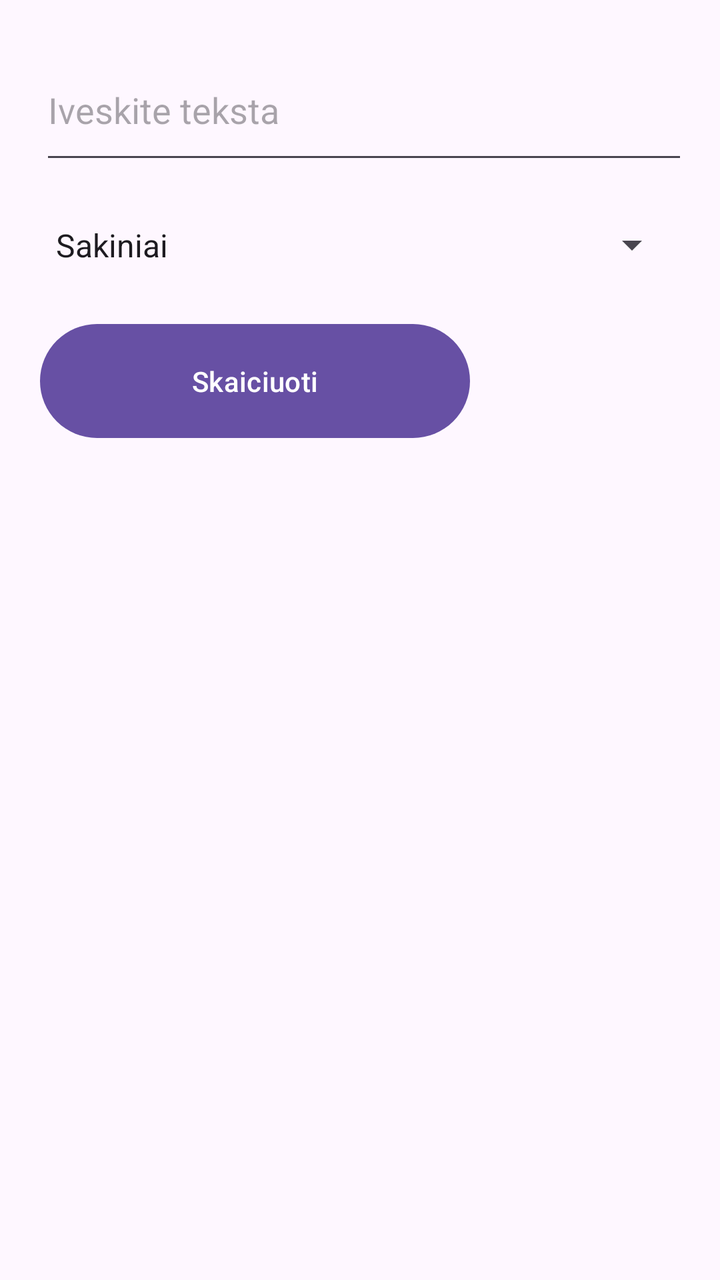
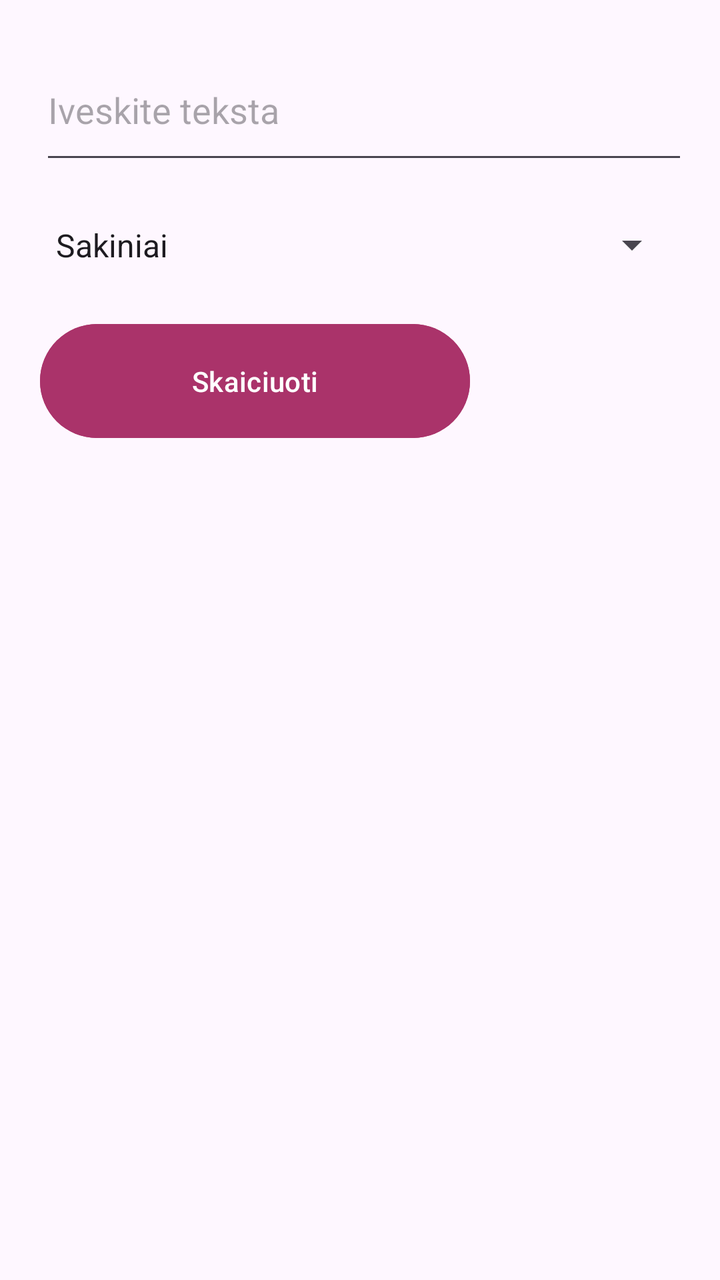

Two renders of the same Android screen: before a commit and after it. Below are the layout's source before the change and the commit's diff.
<!-- AndroidManifest.xml: application theme Theme.PD2 -->
<!-- res/layout/activity_main.xml -->
<?xml version="1.0" encoding="utf-8"?>
<LinearLayout xmlns:android="http://schemas.android.com/apk/res/android"
    xmlns:tools="http://schemas.android.com/tools"
    android:id="@+id/main"
    android:layout_width="match_parent"
    android:layout_height="match_parent"
    android:orientation="vertical"
    android:padding="20dp"
    tools:context=".MainActivity">

    <EditText
        android:id="@+id/etInputText"
        android:layout_width="345dp"
        android:layout_height="67dp"
        android:ems="10"
        android:hint="@string/hint_input_text"
        android:inputType="text" />

    <Spinner
        android:id="@+id/spinnerMetric"
        android:layout_width="match_parent"
        android:layout_height="71dp"
        android:entries="@array/metric_options" />

    <Button
        android:id="@+id/btnCalculate"
        android:layout_width="215dp"
        android:layout_height="65dp"
        android:text="@string/btn_calculate" />

    <TextView
        android:id="@+id/tvResult"
        android:layout_width="match_parent"
        android:layout_height="wrap_content"
        android:layout_marginTop="24dp"
        android:textSize="20sp" />
</LinearLayout>
<!-- resources referenced by this layout -->
<resources>
  <string-array name="metric_options">
          <item>@string/metric_sentences</item>
          <item>@string/metric_words</item>
          <item>@string/metric_punctuation</item>
          <item>@string/metric_numbers</item>
      </string-array>
  <string name="btn_calculate">Skaiciuoti</string>
  <string name="hint_input_text">Iveskite teksta</string>
  <style name="Theme.PD2" parent="Base.Theme.PD2" />
  <string name="metric_sentences">Sakiniai</string>
  <string name="metric_words">Zodziai</string>
  <string name="metric_punctuation">Rasybos zenklai</string>
  <string name="metric_numbers">Skaiciai</string>
  <style name="Base.Theme.PD2" parent="Theme.Material3.DayNight.NoActionBar">
          
          
      </style>
</resources>

<!-- the commit's change to res/layout/activity_main.xml (unified diff, before → after) -->
@@ -26,6 +26,7 @@
         android:id="@+id/btnCalculate"
         android:layout_width="215dp"
         android:layout_height="65dp"
+        android:backgroundTint="@color/button_color"
         android:text="@string/btn_calculate" />
 
     <TextView
<!-- resource entries referenced after the edit -->
@@ -6,6 +6,7 @@
           <item>@string/metric_punctuation</item>
           <item>@string/metric_numbers</item>
       </string-array>
+  <color name="button_color">#AA336A</color>
   <string name="btn_calculate">Skaiciuoti</string>
   <string name="hint_input_text">Iveskite teksta</string>
   <style name="Theme.PD2" parent="Base.Theme.PD2" />
